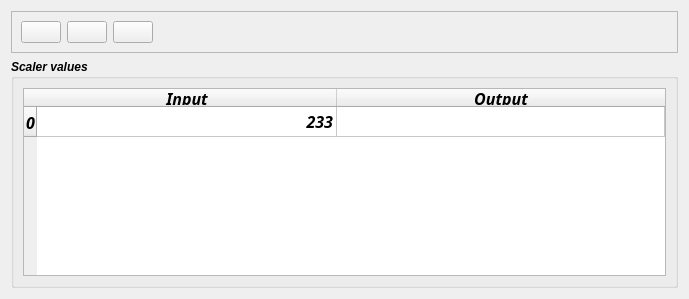
Before: the Qt Designer form plugins/dofi/gui/qt/dofi/DofiScalerWidget.ui in gsi-ee/dabc, drawn with Qt 5.
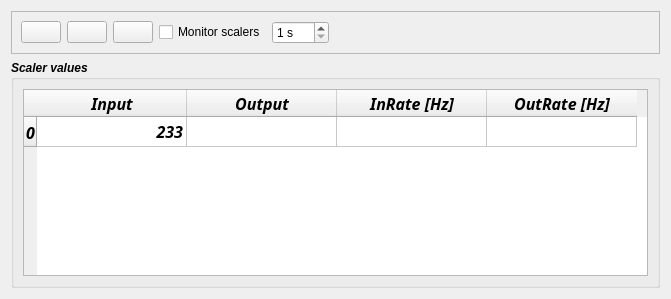
After: the same form once the commit is applied. Icons and pictures are not drawn.

Commit message: dofi plugin: improved qt gui: add scaler ratemeter with timer. implement scaler reset commands etc

```diff
--- a/plugins/dofi/gui/qt/dofi/DofiScalerWidget.ui
+++ b/plugins/dofi/gui/qt/dofi/DofiScalerWidget.ui
@@ -6,7 +6,7 @@
    <rect>
     <x>0</x>
     <y>0</y>
-    <width>689</width>
+    <width>671</width>
     <height>299</height>
    </rect>
   </property>
@@ -56,6 +56,32 @@
         </property>
        </widget>
       </item>
+      <item>
+       <widget class="QCheckBox" name="ScalerTimerCheckBox">
+        <property name="toolTip">
+         <string>Check to refresh scalers every n seconds</string>
+        </property>
+        <property name="text">
+         <string>Monitor scalers</string>
+        </property>
+       </widget>
+      </item>
+      <item>
+       <widget class="QSpinBox" name="ScalerSpinBox">
+        <property name="toolTip">
+         <string>Period of automatic scaler refresh</string>
+        </property>
+        <property name="suffix">
+         <string> s</string>
+        </property>
+        <property name="minimum">
+         <number>1</number>
+        </property>
+        <property name="maximum">
+         <number>999</number>
+        </property>
+       </widget>
+      </item>
       <item>
        <spacer name="horizontalSpacer">
         <property name="orientation">
@@ -118,10 +144,10 @@
          <number>50</number>
         </attribute>
         <attribute name="horizontalHeaderDefaultSectionSize">
-         <number>300</number>
+         <number>150</number>
         </attribute>
         <attribute name="horizontalHeaderStretchLastSection">
-         <bool>true</bool>
+         <bool>false</bool>
         </attribute>
         <row>
          <property name="text">
@@ -164,6 +190,30 @@
           </color>
          </property>
         </column>
+        <column>
+         <property name="text">
+          <string>InRate [Hz]</string>
+         </property>
+         <property name="background">
+          <color>
+           <red>0</red>
+           <green>170</green>
+           <blue>127</blue>
+          </color>
+         </property>
+        </column>
+        <column>
+         <property name="text">
+          <string>OutRate [Hz]</string>
+         </property>
+         <property name="background">
+          <color>
+           <red>255</red>
+           <green>0</green>
+           <blue>255</blue>
+          </color>
+         </property>
+        </column>
         <item row="0" column="0">
          <property name="text">
           <string>233</string>
```
Left out of the diff: 19 changed lines with no effect on the pictures. The commit also changes 8 other files.
